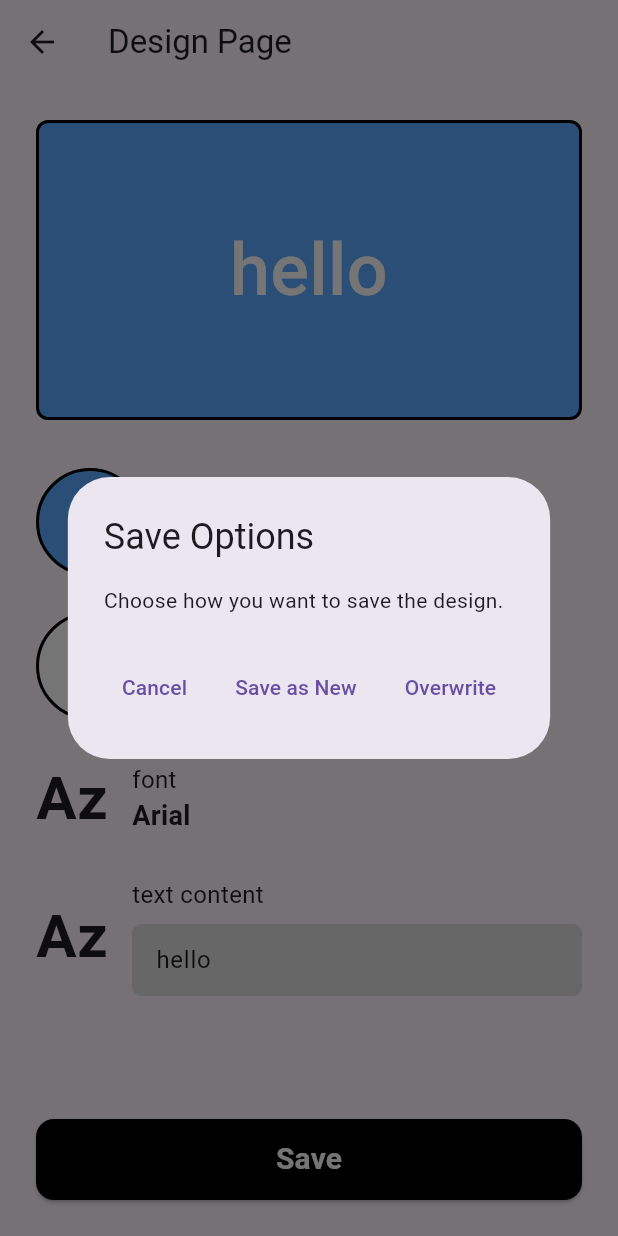
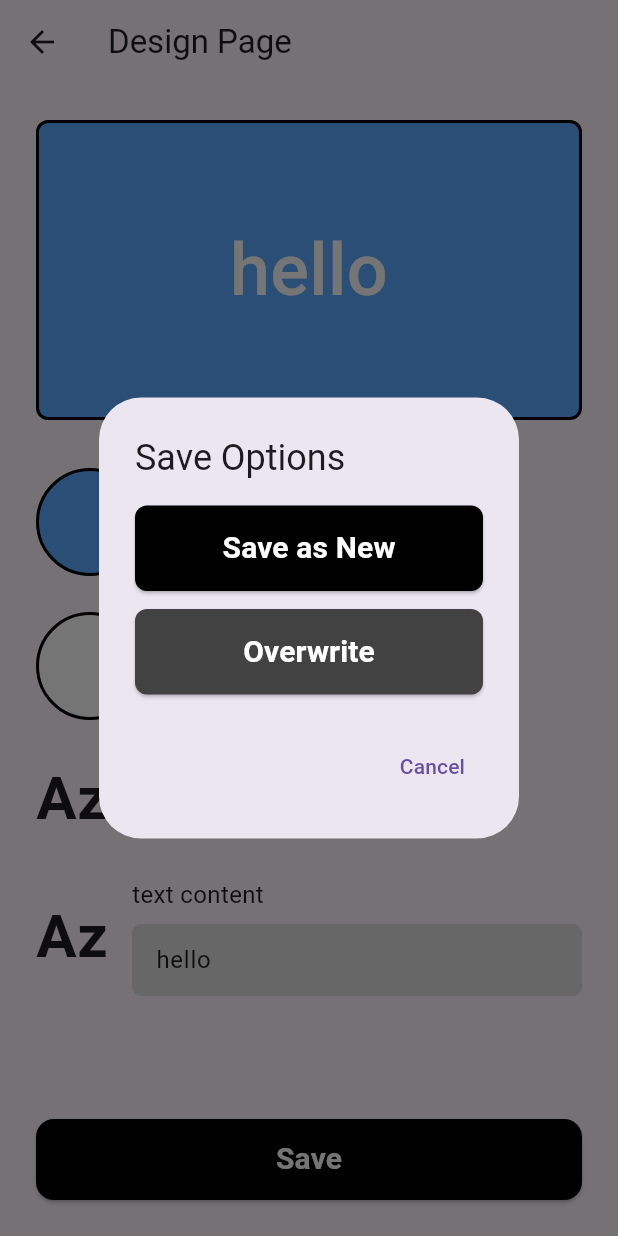
Before and after one commit to maesiltea007/MobileProgramming, a Flutter app: the DesignPage screen opened directly with sample values from the repository, after a tap on "Save", on a phone screen of 412 x 824 dp. Run offline on Flutter 3.47's test engine with Material 3 defaults, Android fonts, the phone set to English and light mode, and no system bars; our stand-ins replace camera, cloud_firestore, firebase_auth, firebase_core, hive, hive_flutter; accounts and stored records are empty; Roboto replaces fonts that are missing (Arial).

Commit message:
UI: save as new, overwrite 선택 팝업창 수정

```diff
--- a/lib/screens/lji/design_page.dart
+++ b/lib/screens/lji/design_page.dart
@@ -335,30 +335,61 @@ class _DesignPageState extends State<DesignPage> {
   void _showSaveOptions() {
     showDialog(
       context: context,
-      builder: (_) {
+      builder: (context) {
         return AlertDialog(
           title: const Text("Save Options"),
-          content: const Text("Choose how you want to save the design."),
+          content: Column(
+            mainAxisSize: MainAxisSize.min,
+            children: [
+              SizedBox(
+                width: double.infinity,
+                child: ElevatedButton(
+                  onPressed: () {
+                    Navigator.pop(context);
+                    _saveAsNew();
+                  },
+                  style: ElevatedButton.styleFrom(
+                    backgroundColor: Colors.black,
+                    foregroundColor: Colors.white,
+                    padding: const EdgeInsets.symmetric(vertical: 14),
+                    shape: RoundedRectangleBorder(
+                      borderRadius: BorderRadius.circular(8),
+                    ),
+                  ),
+                  child: const Text(
+                    "Save as New",
+                    style: TextStyle(fontSize: 20, fontWeight: FontWeight.w600),
+                  ),
+                ),
+              ),
+              const SizedBox(height: 12),
+              SizedBox(
+                width: double.infinity,
+                child: ElevatedButton(
+                  onPressed: () {
+                    Navigator.pop(context);
+                    _overwriteSave();
+                  },
+                  style: ElevatedButton.styleFrom(
+                    backgroundColor: Colors.grey[800],
+                    foregroundColor: Colors.white,
+                    padding: const EdgeInsets.symmetric(vertical: 14),
+                    shape: RoundedRectangleBorder(
+                      borderRadius: BorderRadius.circular(8),
+                    ),
+                  ),
+                  child: const Text(
+                    "Overwrite",
+                    style: TextStyle(fontSize: 20, fontWeight: FontWeight.w600),
+                  ),
+                ),
+              ),
+            ],
+          ),
           actions: [
             TextButton(
               child: const Text("Cancel"),
               onPressed: () => Navigator.pop(context),
-            ),
-
-            TextButton(
-              child: const Text("Save as New"),
-              onPressed: () {
-                Navigator.pop(context);
-                _saveAsNew();     // 새로 저장
-              },
-            ),
-
-            TextButton(
-              child: const Text("Overwrite"),
-              onPressed: () {
-                Navigator.pop(context);
-                _overwriteSave(); // 덮어쓰기
-              },
             ),
           ],
         );
```
